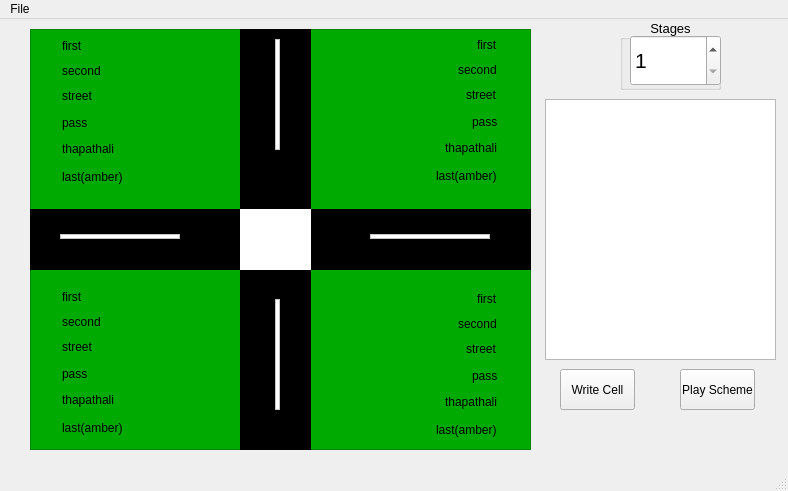
Above: mainwindow.ui from manoja328/traffic before the change. Below: the same form after it.
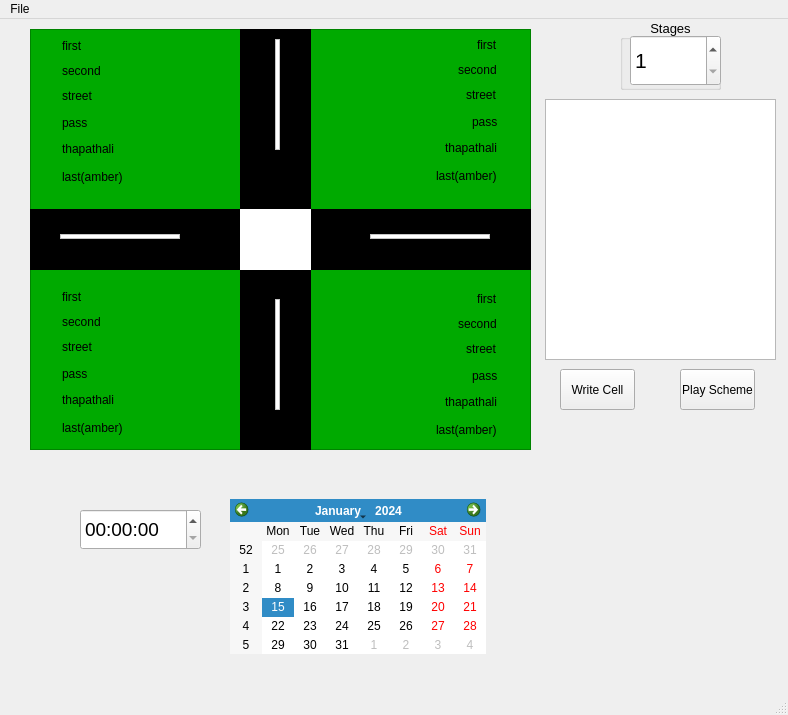
That is the form after the change.

Commit message: added calendar widget and select time

What changed in the file:
```diff
--- a/mainwindow.ui
+++ b/mainwindow.ui
@@ -7,7 +7,7 @@
     <x>0</x>
     <y>0</y>
     <width>788</width>
-    <height>491</height>
+    <height>715</height>
    </rect>
   </property>
   <property name="windowTitle">
@@ -1097,6 +1097,31 @@
      <bool>true</bool>
     </property>
    </widget>
+   <widget class="QTimeEdit" name="timeEdit">
+    <property name="geometry">
+     <rect>
+      <x>80</x>
+      <y>490</y>
+      <width>121</width>
+      <height>41</height>
+     </rect>
+    </property>
+    <property name="font">
+     <font>
+      <pointsize>14</pointsize>
+     </font>
+    </property>
+   </widget>
+   <widget class="QCalendarWidget" name="calendarWidget">
+    <property name="geometry">
+     <rect>
+      <x>230</x>
+      <y>480</y>
+      <width>256</width>
+      <height>155</height>
+     </rect>
+    </property>
+   </widget>
   </widget>
   <widget class="QMenuBar" name="menuBar">
    <property name="geometry">
```
The commit also changes 2 other files.
